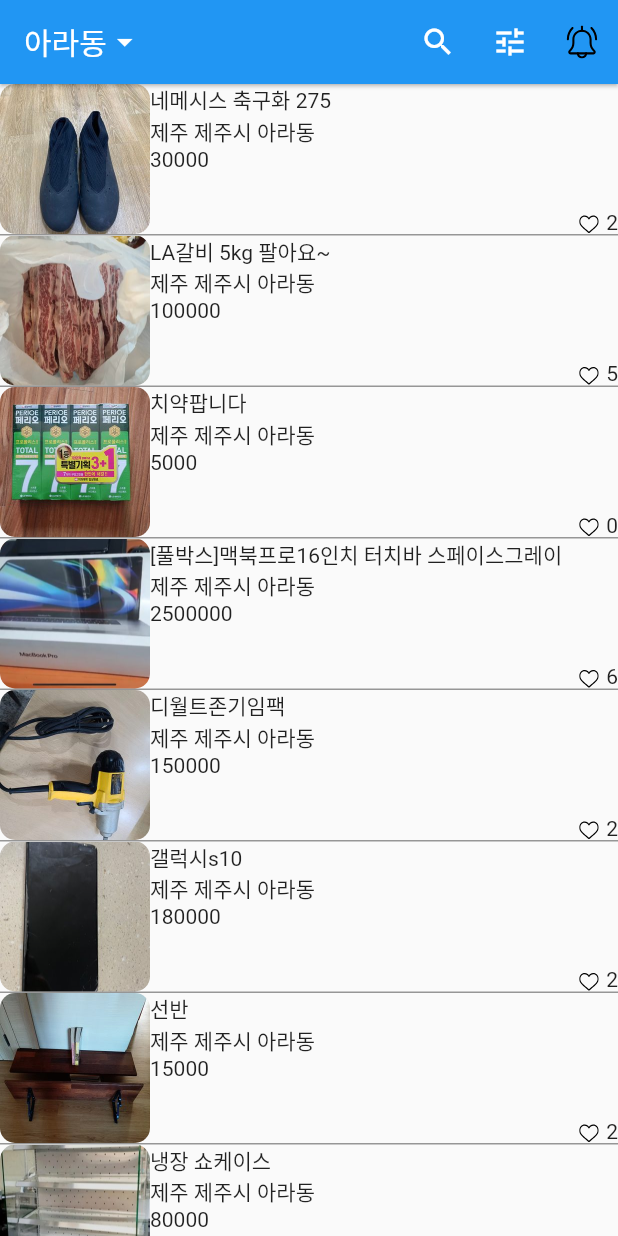
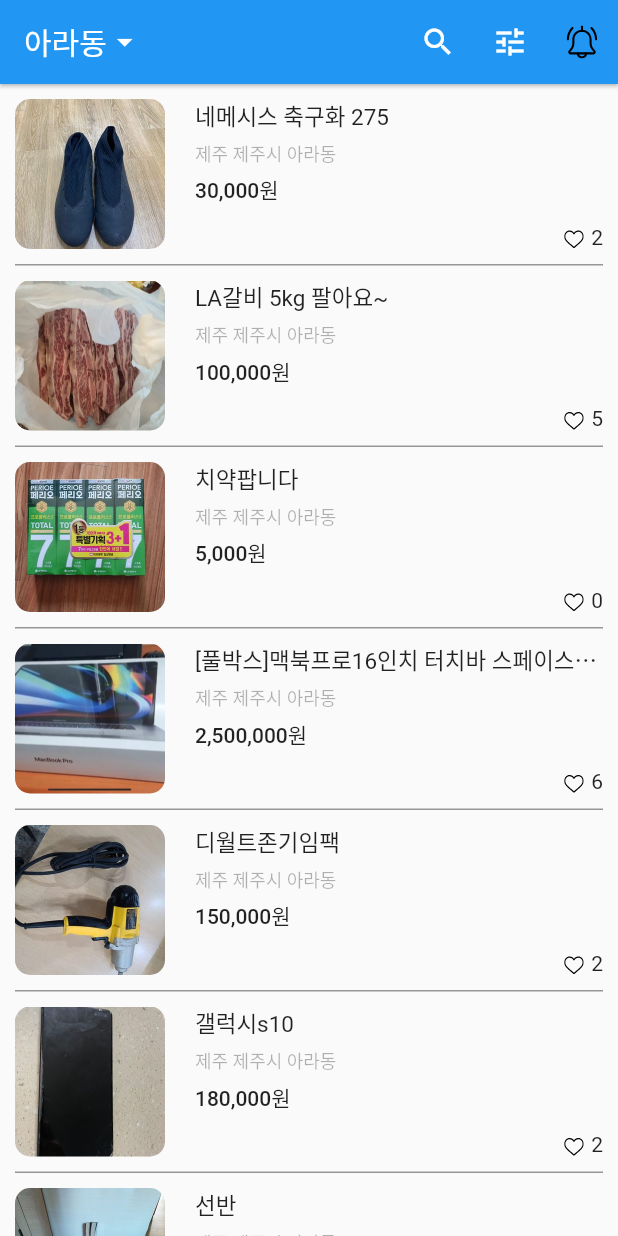
Before and after one commit to rwarou/carrotMarket, a Flutter app: the screen it shows after launch, on a phone screen of 412 x 824 dp. Run offline on Flutter 3.47's test engine with Material 2 defaults, Android fonts, the phone set to English and light mode, and no system bars; our stand-ins replace flutter_svg.

Commit message:
디자인 및 바디 마무리

```diff
--- a/lib/pages/home.dart
+++ b/lib/pages/home.dart
@@ -1,5 +1,6 @@
 import 'package:flutter/material.dart';
 import 'package:flutter_svg/svg.dart';
+import 'package:intl/intl.dart';
 
 class Home extends StatefulWidget {
   @override
@@ -121,31 +122,57 @@ class _HomeState extends State<Home> {
     );
   }
 
+  final oCcy = new NumberFormat("#,###", "ko_KR");
+  String calcStringToWon(String price) {
+    return "${oCcy.format(int.parse(price))}원";
+  }
+
   Widget _bodyWidget() {
     return ListView.separated(
+        padding: EdgeInsets.symmetric(horizontal: 10),
         itemBuilder: (BuildContext _context, int index) {
           return Container(
+            padding: EdgeInsets.symmetric(vertical: 10),
             child: Row(
               children: [
                 ClipRRect(
                   borderRadius: BorderRadius.all(
                     Radius.circular(10),
                   ),
-                  child: Image.asset(
-                    datas[index]["image"],
-                    width: 100,
-                    height: 100,
-                  ),
+                  child: Image.asset(datas[index]["image"],
+                      width: 100, height: 100),
                 ),
                 Expanded(
                   child: Container(
                     height: 100,
+                    padding: EdgeInsets.only(left: 20),
                     child: Column(
                       crossAxisAlignment: CrossAxisAlignment.start,
                       children: [
-                        Text(datas[index]["title"]),
-                        Text(datas[index]["location"]),
-                        Text(datas[index]["price"]),
+                        Text(
+                          datas[index]["title"],
+                          overflow: TextOverflow.ellipsis,
+                          style: TextStyle(fontSize: 15),
+                        ),
+                        SizedBox(
+                          height: 5,
+                        ),
+                        Text(
+                          datas[index]["location"],
+                          style: TextStyle(
+                            fontSize: 12,
+                            color: Colors.black.withOpacity(0.3),
+                          ),
+                        ),
+                        SizedBox(
+                          height: 5,
+                        ),
+                        Text(
+                          calcStringToWon(datas[index]["price"]),
+                          style: TextStyle(
+                            fontWeight: FontWeight.w500,
+                          ),
+                        ),
                         Expanded(
                           child: Container(
                             child: Row(
--- a/pubspec.yaml
+++ b/pubspec.yaml
@@ -29,6 +29,7 @@ dependencies:
   # Use with the CupertinoIcons class for iOS style icons.
   cupertino_icons: ^1.0.2
   flutter_svg: ^0.23.0+1
+  intl: ^0.17.0
 
 dev_dependencies:
   flutter_test:
```
Also changed, not shown: pubspec.lock.
